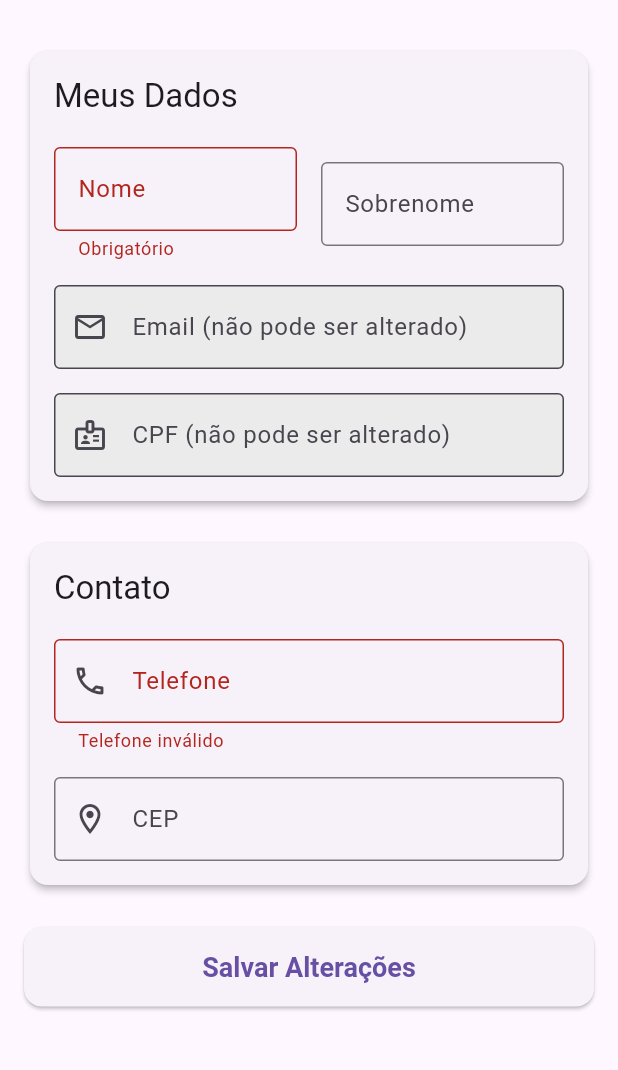
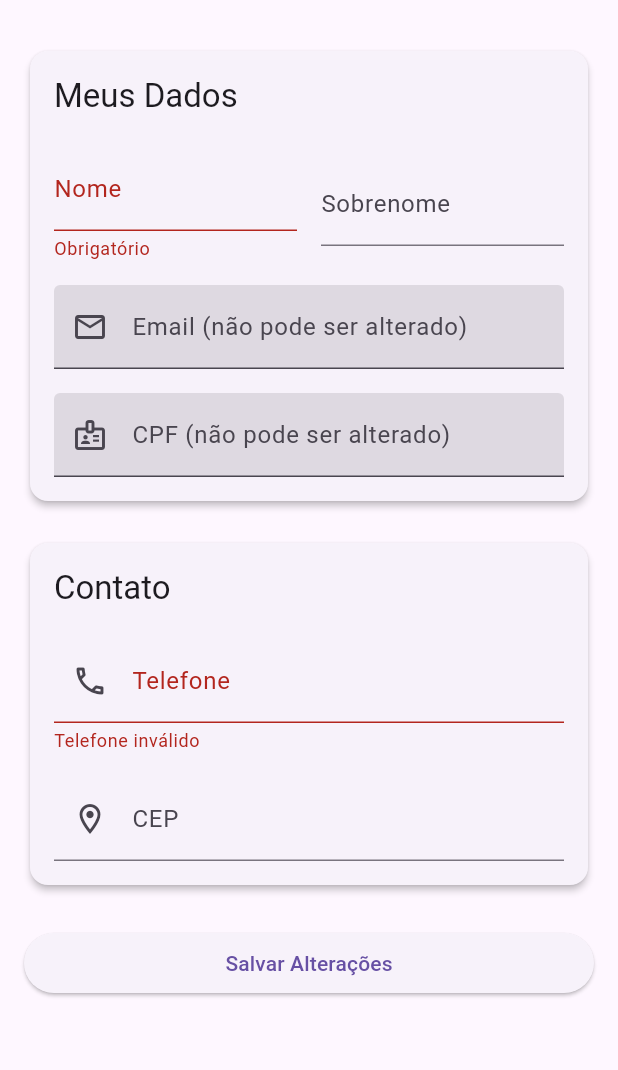
Before and after one commit to LeandroGuilhermiti/tcc-frontend, a Flutter app: the EditarDadosCliente screen opened by its route, after a tap on "Salvar Alterações", on a phone screen of 412 x 824 dp, the part 63-1133 px from its top. Run offline on Flutter 3.47's test engine with Material 3 defaults, Android fonts, the light colour scheme and no system bars; our stand-ins replace flutter_dotenv, google_fonts, jwt_decoder, mask_text_input_formatter, syncfusion_flutter_calendar, table_calendar; missing offline and left inert: dart:html, flutter_appauth, flutter_web_auth_2; accounts and stored records are empty.

Commit message:
Modelo inicial de app_theme

```diff
--- a/lib/pages/client_user/editar_dados_cliente.dart
+++ b/lib/pages/client_user/editar_dados_cliente.dart
@@ -4,7 +4,7 @@ import 'package:provider/provider.dart';
 import '../../models/user_model.dart';
 import '../../providers/auth_controller.dart';
 import '../../providers/user_provider.dart';
-import '../../widgets/menu_lateral_cliente.dart'; // Importa o menu lateral
+import '../../widgets/menu_lateral_cliente.dart';
 
 class EditarDadosCliente extends StatefulWidget {
   const EditarDadosCliente({super.key});
@@ -42,16 +42,13 @@ class _EditarDadosClienteState extends State<EditarDadosCliente> {
   @override
   void initState() {
     super.initState();
-    // Carrega os dados do usuário logado assim que a página inicia
     _carregarDadosUsuario();
   }
 
   void _carregarDadosUsuario() {
-    // Pega o AuthController sem 'ouvir' (listen: false)
     final auth = Provider.of<AuthController>(context, listen: false);
     final UserModel? usuario = auth.usuario;
 
-    // Inicializa os controladores com os dados do usuário
     _nomeController =
         TextEditingController(text: usuario?.primeiroNome ?? '');
     _sobrenomeController =
@@ -67,33 +64,26 @@ class _EditarDadosClienteState extends State<EditarDadosCliente> {
 
   Future<void> _salvarPerfil() async {
     if (!_formKey.currentState!.validate()) {
-      return; // Se o formulário for inválido, não faz nada
+      return;
     }
 
     setState(() {
       _isSaving = true;
     });
-    //pegando o texto mascarado de dentro dos controllers
     final String telefoneMascarado = _telefoneController.text;
     final String cepMascarado = _cepController.text;
 
-    //Remove manualmente as máscaras, sempre que editar ou não
     final String telefoneSemMascara =
         telefoneMascarado.replaceAll(RegExp(r'[^0-9]'), '');
     final String cepSemMascara =
         cepMascarado.replaceAll(RegExp(r'[^0-9]'), '');
 
-    // Monta o mapa SÓ com os dados que podem ser alterados
     final Map<String, dynamic> dadosAtualizados = {
-      // 'primeiroNome': _nomeController.text.trim(),
-      // 'sobrenome': _sobrenomeController.text.trim(),
       'telefone': telefoneSemMascara,
       'cep': cepSemMascara,
-      // Nota: Não enviamos email ou cpf, pois são imutáveis
     };
 
     try {
-      // Chama o provider para salvar os dados
       final sucesso = await Provider.of<UsuarioProvider>(context, listen: false)
           .atualizarUsuario(dadosAtualizados);
 
@@ -101,16 +91,15 @@ class _EditarDadosClienteState extends State<EditarDadosCliente> {
         ScaffoldMessenger.of(context).showSnackBar(
           const SnackBar(
             content: Text('Perfil atualizado com sucesso!'),
-            backgroundColor: Colors.green,
+            backgroundColor: Colors.green, // Manter verde para sucesso OK
           ),
         );
       } else if (mounted) {
-        // Se der erro, o provider terá a mensagem
         final erro = Provider.of<UsuarioProvider>(context, listen: false).error;
         ScaffoldMessenger.of(context).showSnackBar(
           SnackBar(
             content: Text('Erro ao atualizar: $erro'),
-            backgroundColor: Colors.red,
+            backgroundColor: Colors.red, // Manter vermelho para erro OK
           ),
         );
       }
@@ -138,7 +127,6 @@ class _EditarDadosClienteState extends State<EditarDadosCliente> {
       appBar: AppBar(
         title: const Text('Editar Meus Dados'),
       ),
-      // Adiciona o menu lateral, marcando 'perfil' como página atual
       drawer: const AppDrawerCliente(currentPage: AppDrawerPage.perfil),
       body: Form(
         key: _formKey,
@@ -161,7 +149,6 @@ class _EditarDadosClienteState extends State<EditarDadosCliente> {
                       style: Theme.of(context).textTheme.titleLarge,
                     ),
                     const SizedBox(height: 20),
-                    // Nome e Sobrenome (só leitura)
                     Row(
                       children: [
                         Expanded(
@@ -170,7 +157,6 @@ class _EditarDadosClienteState extends State<EditarDadosCliente> {
                             readOnly: true,
                             decoration: const InputDecoration(
                               labelText: 'Nome',
-                              border: OutlineInputBorder(),
                             ),
                             validator: (value) =>
                                 value == null || value.trim().isEmpty
@@ -185,37 +171,32 @@ class _EditarDadosClienteState extends State<EditarDadosCliente> {
                             readOnly: true,
                             decoration: const InputDecoration(
                               labelText: 'Sobrenome',
-                              border: OutlineInputBorder(),
                             ),
                           ),
                         ),
                       ],
                     ),
                     const SizedBox(height: 16),
-                    // E-mail (Não Editável)
                     TextFormField(
                       controller: _emailController,
-                      readOnly: true, // Bloqueado
-                      decoration: const InputDecoration(
+                      readOnly: true,
+                      decoration: InputDecoration(
                         labelText: 'Email (não pode ser alterado)',
                         prefixIcon: Icon(Icons.email_outlined),
-                        border: OutlineInputBorder(),
                         filled: true,
-                        fillColor: Color.fromARGB(255, 235, 235, 235),
+                        fillColor: Theme.of(context).disabledColor.withOpacity(0.1),
                       ),
                     ),
                     const SizedBox(height: 16),
-                    // CPF (Não Editável)
                     TextFormField(
                       controller: _cpfController,
-                      readOnly: true, // Bloqueado
+                      readOnly: true,
                       inputFormatters: [_cpfFormatter],
-                      decoration: const InputDecoration(
+                      decoration: InputDecoration(
                         labelText: 'CPF (não pode ser alterado)',
                         prefixIcon: Icon(Icons.badge_outlined),
-                        border: OutlineInputBorder(),
                         filled: true,
-                        fillColor: Color.fromARGB(255, 235, 235, 235),
+                        fillColor: Theme.of(context).disabledColor.withOpacity(0.1),
                       ),
                     ),
                   ],
@@ -245,7 +226,6 @@ class _EditarDadosClienteState extends State<EditarDadosCliente> {
                       decoration: const InputDecoration(
                         labelText: 'Telefone',
                         prefixIcon: Icon(Icons.phone_outlined),
-                        border: OutlineInputBorder(),
                       ),
                       keyboardType: TextInputType.phone,
                       inputFormatters: [_telefoneFormatter],
@@ -259,7 +239,6 @@ class _EditarDadosClienteState extends State<EditarDadosCliente> {
                       decoration: const InputDecoration(
                         labelText: 'CEP',
                         prefixIcon: Icon(Icons.location_on_outlined),
-                        border: OutlineInputBorder(),
                       ),
                       keyboardType: TextInputType.number,
                       inputFormatters: [_cepFormatter],
@@ -279,16 +258,6 @@ class _EditarDadosClienteState extends State<EditarDadosCliente> {
             SizedBox(
               width: double.infinity,
               child: ElevatedButton(
-                style: ElevatedButton.styleFrom(
-                  padding: const EdgeInsets.symmetric(vertical: 16),
-                  textStyle: const TextStyle(
-                    fontSize: 18,
-                    fontWeight: FontWeight.bold,
-                  ),
-                  shape: RoundedRectangleBorder(
-                    borderRadius: BorderRadius.circular(12),
-                  ),
-                ),
                 onPressed: _isSaving ? null : _salvarPerfil,
                 child: _isSaving
                     ? const SizedBox(
--- a/pubspec.yaml
+++ b/pubspec.yaml
@@ -44,6 +44,7 @@ dependencies:
   flutter_appauth: ^8.0.0
   flutter_web_auth_2: ^4.1.0
   jwt_decoder: ^2.0.1
+  google_fonts: ^6.2.1
 
   # The following adds the Cupertino Icons font to your application.
   # Use with the CupertinoIcons class for iOS style icons.
```
Also changed, not shown: lib/pages/admin_user/home_page_admin.dart (+55 -71 lines), lib/pages/client_user/home_page_cliente.dart (+7 -20 lines), lib/pages/client_user/selecao_agenda_page.dart (+9 -18 lines), lib/theme/app_colors.dart (deleted, +0 -22 lines), lib/theme/app_theme.dart (added, +186 -0 lines), pubspec.lock.
